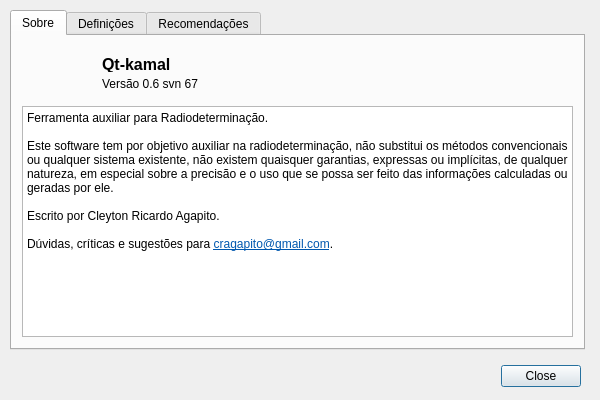
First picture: the form in dialogs/aboutdialog.ui, repository cragapito/qtkamal, before the edit.
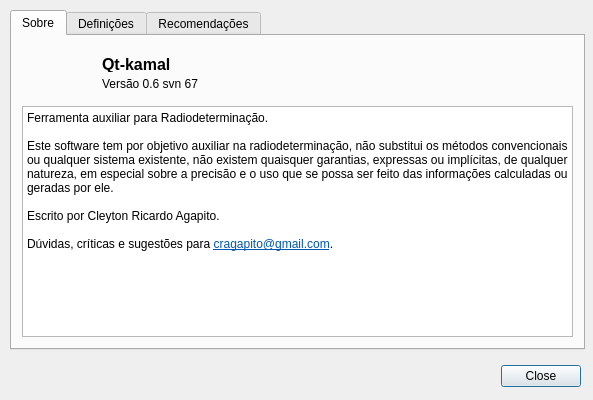
Second picture: the form after the edit. Icons and pictures are not drawn.

Commit message: Pequeno ajuste na tela About

What changed in the file:
```diff
--- a/dialogs/aboutdialog.ui
+++ b/dialogs/aboutdialog.ui
@@ -6,7 +6,7 @@
    <rect>
     <x>0</x>
     <y>0</y>
-    <width>600</width>
+    <width>593</width>
     <height>400</height>
    </rect>
   </property>
@@ -18,13 +18,13 @@
   </property>
   <property name="minimumSize">
    <size>
-    <width>600</width>
+    <width>593</width>
     <height>400</height>
    </size>
   </property>
   <property name="maximumSize">
    <size>
-    <width>600</width>
+    <width>593</width>
     <height>400</height>
    </size>
   </property>
```
